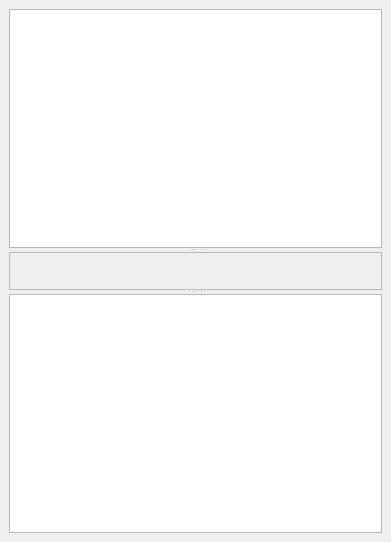
Above: source/qxrdcalibrantdialog.ui from guyjennings/qxrd before the change. Below: the same form after it.
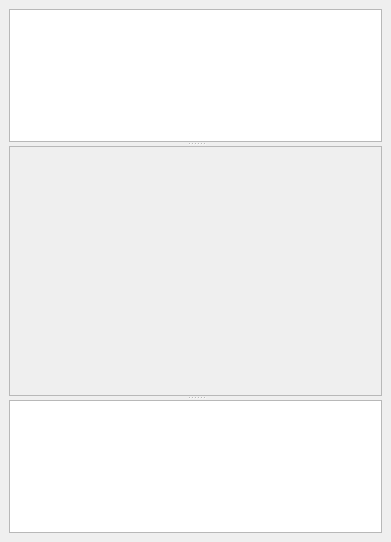
That is the form after the change.

Commit message: Update calibrant table to autosize cells based on contents

What changed in the file:
```diff
--- a/source/qxrdcalibrantdialog.ui
+++ b/source/qxrdcalibrantdialog.ui
@@ -30,6 +30,9 @@
        <property name="contextMenuPolicy">
         <enum>Qt::CustomContextMenu</enum>
        </property>
+       <property name="sizeAdjustPolicy">
+        <enum>QAbstractScrollArea::AdjustToContents</enum>
+       </property>
        <property name="selectionMode">
         <enum>QAbstractItemView::SingleSelection</enum>
        </property>
@@ -52,6 +55,9 @@
        <property name="contextMenuPolicy">
         <enum>Qt::CustomContextMenu</enum>
        </property>
+       <property name="sizeAdjustPolicy">
+        <enum>QAbstractScrollArea::AdjustToContents</enum>
+       </property>
        <property name="alternatingRowColors">
         <bool>true</bool>
        </property>
```
The commit also changes 1 other file.
